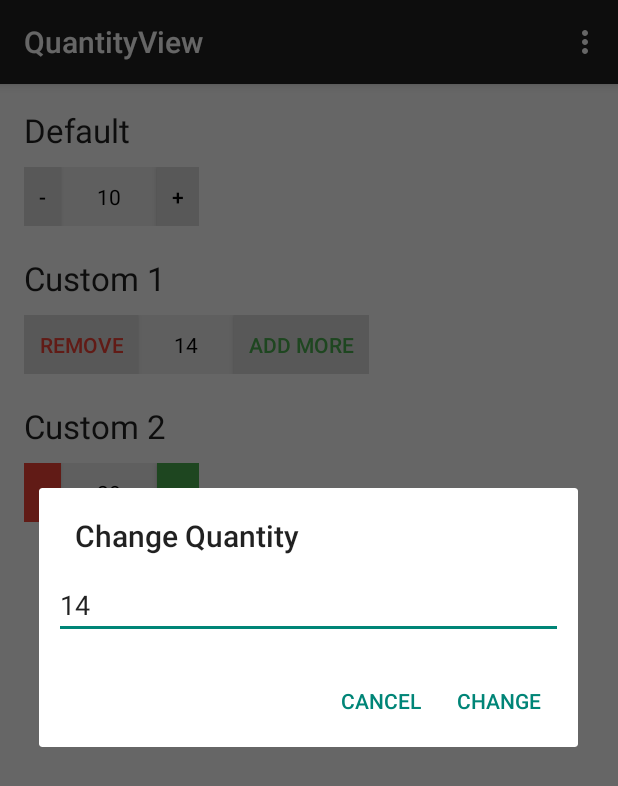
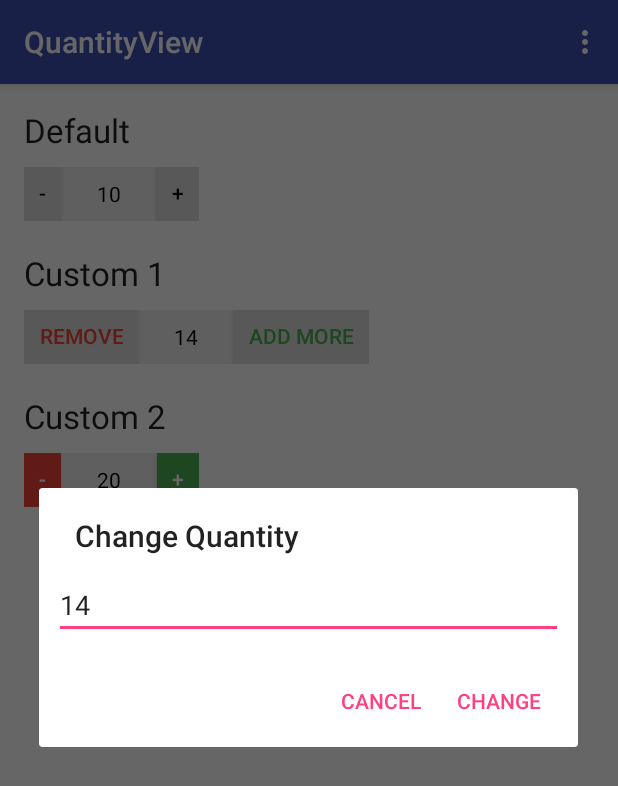
Before and after one commit to himanshu-soni/QuantityView, an Android app: the screen it shows after launch (MainActivity), after a tap on "14", on a phone screen of 412 x 824 dp. Shown: the top 786 px of the screen. Run offline under Robolectric (Android 15) with nearby library versions, the phone set to English and light mode, and no system bars; 2 other taps on this screen came first.

Commit message:
updated build tools version, support library version

```diff
--- a/app/src/main/java/me/himanshusoni/quantityview/sample/MainActivity.java
+++ b/app/src/main/java/me/himanshusoni/quantityview/sample/MainActivity.java
@@ -2,8 +2,10 @@ package me.himanshusoni.quantityview.sample;
 
 import android.content.DialogInterface;
 import android.os.Bundle;
+import android.support.v7.app.ActionBar;
 import android.support.v7.app.AlertDialog;
 import android.support.v7.app.AppCompatActivity;
+import android.support.v7.widget.Toolbar;
 import android.text.Editable;
 import android.text.TextUtils;
 import android.text.TextWatcher;
@@ -22,11 +24,16 @@ public class MainActivity extends AppCompatActivity implements QuantityView.OnQu
 
     private int pricePerProduct = 180;
 
-
     @Override
     protected void onCreate(Bundle savedInstanceState) {
         super.onCreate(savedInstanceState);
         setContentView(R.layout.activity_main);
+        Toolbar toolbar = (Toolbar) findViewById(R.id.toolbar);
+        setSupportActionBar(toolbar);
+        ActionBar supportActionBar = getSupportActionBar();
+        if (supportActionBar != null) {
+            supportActionBar.setDisplayHomeAsUpEnabled(false);
+        }
 
         final QuantityView quantityViewDefault = (QuantityView) findViewById(R.id.quantityView_default);
         quantityViewDefault.setOnQuantityChangeListener(this);
@@ -116,6 +123,9 @@ public class MainActivity extends AppCompatActivity implements QuantityView.OnQu
         //noinspection SimplifiableIfStatement
         if (id == R.id.action_settings) {
             return true;
+        } else if (id == android.R.id.home) {
+            finish();
+            return true;
         }
 
         return super.onOptionsItemSelected(item);
--- a/app/src/main/res/layout/activity_main.xml
+++ b/app/src/main/res/layout/activity_main.xml
@@ -5,11 +5,26 @@
     android:layout_height="match_parent"
     android:background="@color/md_white_1000"
     android:orientation="vertical"
+    tools:context=".MainActivity">
+
+    <android.support.v7.widget.Toolbar
+        android:id="@+id/toolbar"
+        android:layout_width="match_parent"
+        android:layout_height="?attr/actionBarSize"
+        android:background="?colorPrimary"
+        android:elevation="4dp"
+        android:gravity="center_horizontal"
+        android:theme="@style/ThemeOverlay.AppCompat.Dark.ActionBar"
+        app:popupTheme="@style/ThemeOverlay.AppCompat.Light" />
+
+    <LinearLayout
+        android:layout_width="match_parent"
+        android:layout_height="wrap_content"
+        android:orientation="vertical"
         android:paddingBottom="@dimen/activity_vertical_margin"
         android:paddingLeft="@dimen/activity_horizontal_margin"
         android:paddingRight="@dimen/activity_horizontal_margin"
-    android:paddingTop="@dimen/activity_vertical_margin"
-    tools:context=".MainActivity">
+        android:paddingTop="@dimen/activity_vertical_margin">
 
         <TextView
             android:layout_width="wrap_content"
@@ -60,6 +75,6 @@
             app:qv_quantity="20"
             app:qv_removeButtonBackground="@drawable/remove_selector"
             app:qv_removeButtonTextColor="@color/md_white_1000" />
-
+    </LinearLayout>
 
 </LinearLayout>
--- a/app/src/main/res/values/styles.xml
+++ b/app/src/main/res/values/styles.xml
@@ -1,8 +1,11 @@
 <resources>
 
     <!-- Base application theme. -->
-    <style name="AppTheme" parent="Theme.AppCompat.Light.DarkActionBar">
+    <style name="AppTheme" parent="Theme.AppCompat.DayNight.NoActionBar">
         <!-- Customize your theme here. -->
+        <item name="colorPrimary">#3F51B5</item>
+        <item name="colorPrimaryDark">#303F9F</item>
+        <item name="colorAccent">#FF4081</item>
     </style>
 
 </resources>
--- a/build.gradle
+++ b/build.gradle
@@ -5,7 +5,7 @@ buildscript {
         jcenter()
     }
     dependencies {
-        classpath 'com.android.tools.build:gradle:1.3.0'
+        classpath 'com.android.tools.build:gradle:2.1.0'
         classpath 'com.jfrog.bintray.gradle:gradle-bintray-plugin:1.2'
         classpath 'com.github.dcendents:android-maven-gradle-plugin:1.3'
 
--- a/quantity-view/src/main/java/me/himanshusoni/quantityview/QuantityView.java
+++ b/quantity-view/src/main/java/me/himanshusoni/quantityview/QuantityView.java
@@ -2,14 +2,16 @@ package me.himanshusoni.quantityview;
 
 import android.annotation.TargetApi;
 import android.content.Context;
-import android.content.DialogInterface;
 import android.content.res.TypedArray;
 import android.graphics.Color;
 import android.graphics.drawable.Drawable;
 import android.os.Build;
 import android.support.v4.content.ContextCompat;
 import android.support.v7.app.AlertDialog;
+import android.support.v7.widget.AppCompatButton;
+import android.support.v7.widget.AppCompatTextView;
 import android.util.AttributeSet;
+import android.util.Log;
 import android.view.Gravity;
 import android.view.LayoutInflater;
 import android.view.View;
@@ -17,6 +19,7 @@ import android.widget.Button;
 import android.widget.EditText;
 import android.widget.LinearLayout;
 import android.widget.TextView;
+import android.widget.Toast;
 
 /**
  * Quantity view to add and remove quantities
@@ -27,7 +30,8 @@ public class QuantityView extends LinearLayout implements View.OnClickListener {
 
     private String addButtonText, removeButtonText;
 
-    private int quantity, maxQuantity, minQuantity;
+    private int quantity;
+    private int maxQuantity = Integer.MAX_VALUE, minQuantity = Integer.MAX_VALUE;
     private int quantityPadding;
 
     private int quantityTextColor, addButtonTextColor, removeButtonTextColor;
@@ -97,29 +101,31 @@ public class QuantityView extends LinearLayout implements View.OnClickListener {
         a.recycle();
         int dp10 = pxFromDp(10);
 
-        mButtonAdd = new Button(getContext());
+        mButtonAdd = new AppCompatButton(getContext());
         mButtonAdd.setGravity(Gravity.CENTER);
         mButtonAdd.setPadding(dp10, dp10, dp10, dp10);
         mButtonAdd.setMinimumHeight(0);
         mButtonAdd.setMinimumWidth(0);
         mButtonAdd.setMinHeight(0);
         mButtonAdd.setMinWidth(0);
+        mButtonAdd.setIncludeFontPadding(false);
         setAddButtonBackground(addButtonBackground);
         setAddButtonText(addButtonText);
         setAddButtonTextColor(addButtonTextColor);
 
-        mButtonRemove = new Button(getContext());
+        mButtonRemove = new AppCompatButton(getContext());
         mButtonRemove.setGravity(Gravity.CENTER);
         mButtonRemove.setPadding(dp10, dp10, dp10, dp10);
         mButtonRemove.setMinimumHeight(0);
         mButtonRemove.setMinimumWidth(0);
         mButtonRemove.setMinHeight(0);
         mButtonRemove.setMinWidth(0);
+        mButtonRemove.setIncludeFontPadding(false);
         setRemoveButtonBackground(removeButtonBackground);
         setRemoveButtonText(removeButtonText);
         setRemoveButtonTextColor(removeButtonTextColor);
 
-        mTextViewQuantity = new TextView(getContext());
+        mTextViewQuantity = new AppCompatTextView(getContext());
         mTextViewQuantity.setGravity(Gravity.CENTER);
         setQuantityTextColor(quantityTextColor);
         setQuantity(quantity);
@@ -170,22 +176,31 @@ public class QuantityView extends LinearLayout implements View.OnClickListener {
             AlertDialog.Builder builder = new AlertDialog.Builder(getContext());
             builder.setTitle("Change Quantity");
 
-            View inflate = LayoutInflater.from(getContext()).inflate(R.layout.qv_dialog_changequantity, null, false);
+            final View inflate = LayoutInflater.from(getContext()).inflate(R.layout.qv_dialog_changequantity, null, false);
             final EditText et = (EditText) inflate.findViewById(R.id.qv_et_change_qty);
             et.setText(String.valueOf(quantity));
 
             builder.setView(inflate);
-            builder.setPositiveButton("Change", new DialogInterface.OnClickListener() {
+            builder.setPositiveButton("Change", null).setNegativeButton("Cancel", null);
+            final AlertDialog dialog = builder.show();
+            dialog.getButton(AlertDialog.BUTTON_POSITIVE).setOnClickListener(new OnClickListener() {
                 @Override
-                public void onClick(DialogInterface dialog, int which) {
+                public void onClick(View v) {
                     String newQuantity = et.getText().toString();
-                    if (isNumber(newQuantity)) {
+                    if (isValidNumber(newQuantity)) {
                         int intNewQuantity = Integer.parseInt(newQuantity);
-                        setQuantity(intNewQuantity);
+                        Log.d(VIEW_LOG_TAG, "newQuantity " + intNewQuantity + " max " + maxQuantity);
+                        if (intNewQuantity <= maxQuantity) {
+                            setQuantity(intNewQuantity);
+                            dialog.dismiss();
+                        } else {
+                            Toast.makeText(getContext(), "Maximum quantity allowed is " + maxQuantity, Toast.LENGTH_LONG).show();
+                        }
+                    } else {
+                        Toast.makeText(getContext(), "Enter valid number", Toast.LENGTH_LONG).show();
                     }
                 }
-            }).setNegativeButton("Cancel", null);
-            builder.show();
+            });
         }
     }
 
@@ -356,10 +371,9 @@ public class QuantityView extends LinearLayout implements View.OnClickListener {
     }
 
 
-    private boolean isNumber(String string) {
+    private boolean isValidNumber(String string) {
         try {
-            Integer.parseInt(string);
-            return true;
+            return Integer.parseInt(string) <= Integer.MAX_VALUE;
         } catch (Exception e) {
             return false;
         }
```
Also changed, not shown: app/build.gradle (+15 -6 lines), quantity-view/build.gradle (+5 -5 lines), gradle/wrapper/gradle-wrapper.properties, 1 other file. Lines whose indentation alone changed are shown as unchanged.
